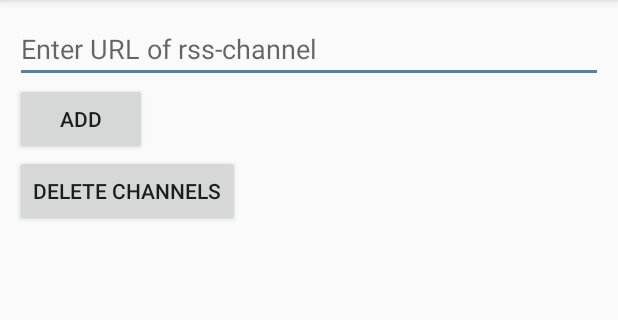
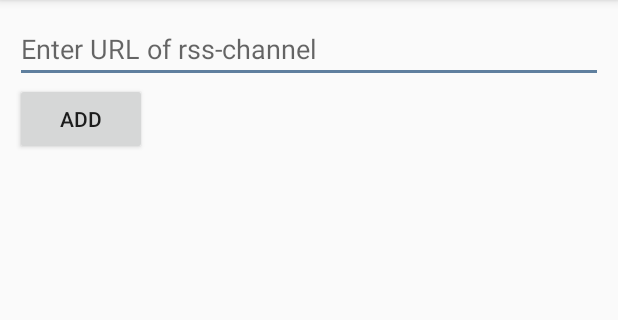
Before and after one commit to ezhova-ta/news-aggregator, an Android app: the screen it shows after launch (RssChannelListActivity), on a phone screen of 412 x 824 dp, the part 84-404 px from its top. Run offline under Robolectric (Android 15) with nearby library versions, the phone set to English and light mode, and no system bars.

Commit message:
Если список каналов пуст, пользователь видит соответствующее сообщение и не виидт кнопку 'Удалить'.

```diff
--- a/app/src/main/java/com/example/newsaggregator/model/DBHelper.java
+++ b/app/src/main/java/com/example/newsaggregator/model/DBHelper.java
@@ -28,8 +28,15 @@ public class DBHelper extends SQLiteOpenHelper {
                 DbConstants.NEWS_ENTRY_RSS_CHANNEL_ID_FIELD + " integer not null, " +
                 "unique (" + DbConstants.NEWS_ENTRY_LINK_FIELD + ")," +
                 "foreign key (" + DbConstants.NEWS_ENTRY_RSS_CHANNEL_ID_FIELD + ") references " +
-                DbConstants.RSS_CHANNELS_TABLE_NAME + "(" + DbConstants.RSS_CHANNEL_ID_FIELD + "))"
+                DbConstants.RSS_CHANNELS_TABLE_NAME + "(" + DbConstants.RSS_CHANNEL_ID_FIELD +
+                ") on delete cascade)"
         );
+    }
+
+    @Override
+    public void onOpen(final SQLiteDatabase db) {
+        super.onOpen(db);
+        db.execSQL("PRAGMA foreign_keys=ON");
     }
 
     @Override
--- a/app/src/main/java/com/example/newsaggregator/presenter/channel/list/RssChannelListPresenterImpl.java
+++ b/app/src/main/java/com/example/newsaggregator/presenter/channel/list/RssChannelListPresenterImpl.java
@@ -77,7 +77,13 @@ public class RssChannelListPresenterImpl implements RssChannelListPresenter, OnR
 
             if(result.getException() != null) {
                 presenter.get().rssChannelListView.showRssChannelsLoadingErrorMessage();
-            } else if(!result.getResult().isEmpty()) {
+            } else {
+                if(result.getResult().isEmpty()) {
+                    presenter.get().rssChannelListView.showEmptyRssChannelListMessage();
+                    presenter.get().rssChannelListView.hideDeleteRssChannelsButton();
+                } else {
+                    presenter.get().rssChannelListView.showDeleteRssChannelsButton();
+                }
                 presenter.get().rssChannelListView.showRssChannelList(result.getResult());
             }
         }
--- a/app/src/main/java/com/example/newsaggregator/presenter/channel/list/deleting/DeletingRssChannelListPresenterImpl.java
+++ b/app/src/main/java/com/example/newsaggregator/presenter/channel/list/deleting/DeletingRssChannelListPresenterImpl.java
@@ -75,7 +75,11 @@ public class DeletingRssChannelListPresenterImpl implements DeletingRssChannelLi
 
             if(result.getException() != null) {
                 presenter.get().deletingRssChannelListView.showRssChannelsLoadingError();
-            } else if(!result.getResult().isEmpty()) {
+            } else {
+                if(result.getResult().isEmpty()) {
+                    presenter.get().deletingRssChannelListView.hideConfirmDeletingRssChannelsButton();
+                    presenter.get().deletingRssChannelListView.showEmptyRssChannelListMessage();
+                }
                 presenter.get().deletingRssChannelListView.showRssChannelList(result.getResult());
             }
         }
--- a/app/src/main/java/com/example/newsaggregator/view/channel/list/RssChannelListActivity.java
+++ b/app/src/main/java/com/example/newsaggregator/view/channel/list/RssChannelListActivity.java
@@ -137,6 +137,21 @@ public class RssChannelListActivity extends AppCompatActivity implements RssChan
         showPopupMessage(getResources().getText(R.string.rss_channels_adding_success_message));
     }
 
+    @Override
+    public void showEmptyRssChannelListMessage() {
+        showPopupMessage(getResources().getText(R.string.empty_rss_channel_list_message));
+    }
+
+    @Override
+    public void hideDeleteRssChannelsButton() {
+        findViewById(R.id.deleteRssChannelsButton).setVisibility(View.GONE);
+    }
+
+    @Override
+    public void showDeleteRssChannelsButton() {
+        findViewById(R.id.deleteRssChannelsButton).setVisibility(View.VISIBLE);
+    }
+
     private void showPopupMessage(final CharSequence text) {
         final Toast toast = Toast.makeText(this, text, Toast.LENGTH_SHORT);
         toast.setGravity(Gravity.CENTER, 0, 0);
--- a/app/src/main/java/com/example/newsaggregator/view/channel/list/RssChannelListView.java
+++ b/app/src/main/java/com/example/newsaggregator/view/channel/list/RssChannelListView.java
@@ -16,4 +16,7 @@ public interface RssChannelListView {
     void showRssChannelsLoadingErrorMessage();
     void showRssChannelsAddingErrorMessage();
     void showRssChannelsAddingSuccessMessage();
+    void showEmptyRssChannelListMessage();
+    void hideDeleteRssChannelsButton();
+    void showDeleteRssChannelsButton();
 }
--- a/app/src/main/java/com/example/newsaggregator/view/channel/list/deleting/DeletingRssChannelListView.java
+++ b/app/src/main/java/com/example/newsaggregator/view/channel/list/deleting/DeletingRssChannelListView.java
@@ -15,4 +15,6 @@ public interface DeletingRssChannelListView {
     void showRssChannelsLoadingError();
     void showRssChannelsDeletingErrorMessage();
     void showRssChannelsDeletingSuccessMessage();
+    void showEmptyRssChannelListMessage();
+    void hideConfirmDeletingRssChannelsButton();
 }
--- a/app/src/main/res/values/strings.xml
+++ b/app/src/main/res/values/strings.xml
@@ -14,4 +14,5 @@
     <string name="news_entries_updating_error_message">Updating news entry list error!</string>
     <string name="news_entries_loading_error_message">Downloading news entry list error!</string>
     <string name="empty_news_entry_list_message">Update news list required</string>
+    <string name="empty_rss_channel_list_message">RSS-channel list is empty</string>
 </resources>
```
Also changed, not shown: app/src/main/java/com/example/newsaggregator/view/channel/list/deleting/DeletingRssChannelListActivity.java (+10 -0 lines), 1 other file.
